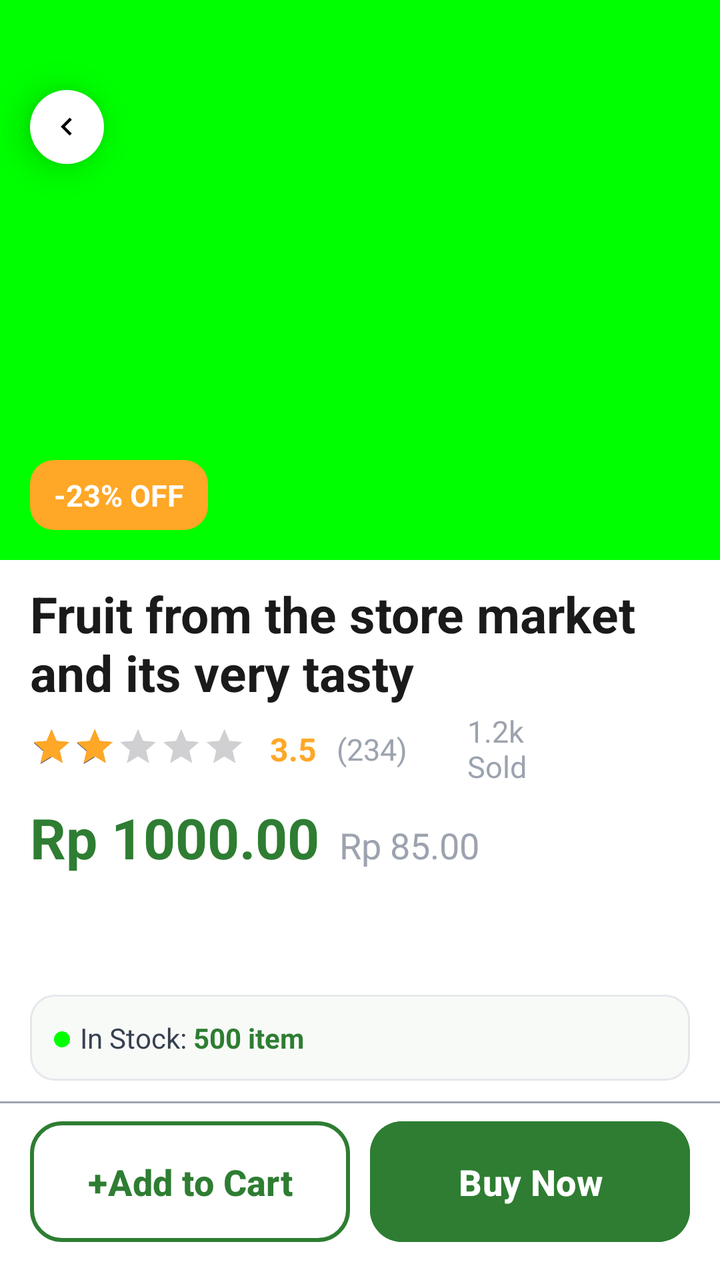
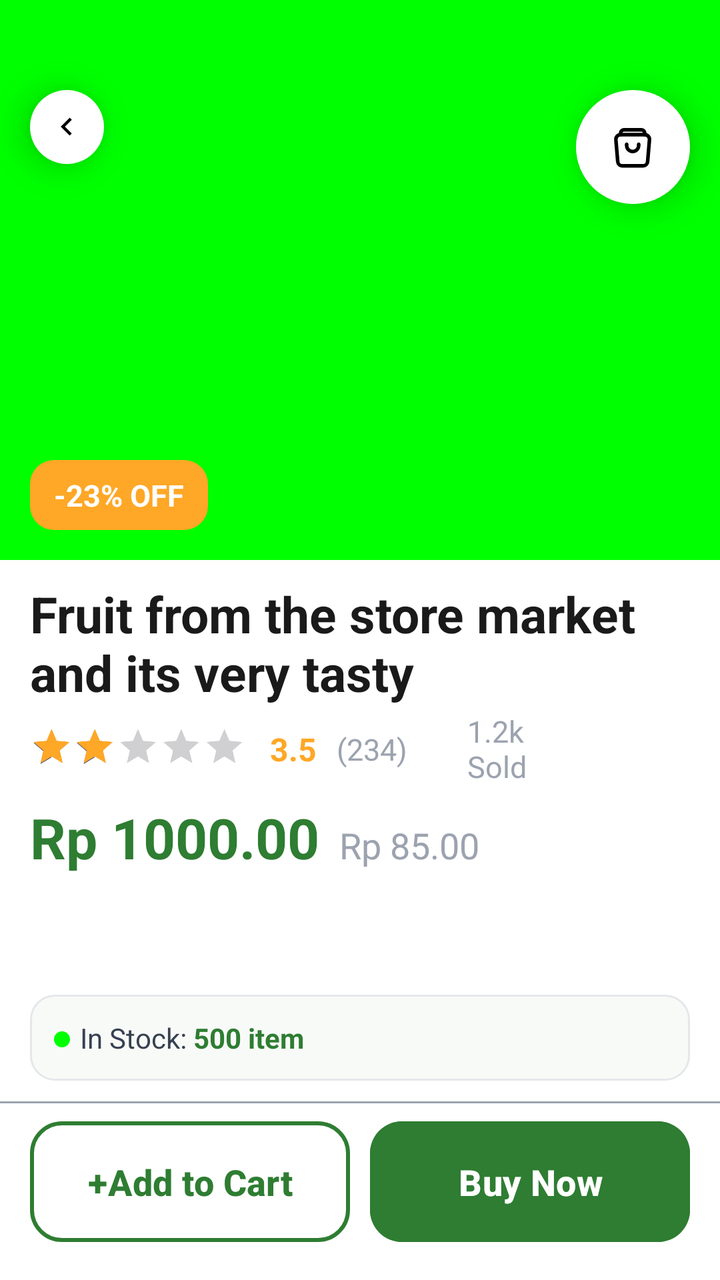

Before-and-after screenshots of an Android layout around one commit, followed by the original layout XML and the change that was made.
<!-- AndroidManifest.xml: application theme Theme.TaniMart -->
<!-- res/layout/activity_product_detail.xml -->
<?xml version="1.0" encoding="utf-8"?>
<androidx.constraintlayout.widget.ConstraintLayout xmlns:android="http://schemas.android.com/apk/res/android"
    xmlns:app="http://schemas.android.com/apk/res-auto"
    xmlns:tools="http://schemas.android.com/tools"
    android:id="@+id/main"
    android:layout_width="match_parent"
    android:layout_height="match_parent"
    android:background="@android:color/white"
    tools:context=".activities.ProductDetailActivity">
    
    <androidx.core.widget.NestedScrollView
        android:layout_width="0dp"
        android:layout_height="0dp"
        app:layout_constraintTop_toTopOf="parent"
        app:layout_constraintBottom_toTopOf="@id/buyLayout"
        app:layout_constraintStart_toStartOf="parent"
        app:layout_constraintEnd_toEndOf="parent">
        <LinearLayout
            android:layout_width="match_parent"
            android:layout_height="wrap_content"
            android:orientation="vertical">
            
            <FrameLayout
                android:layout_width="match_parent"
                android:layout_height="match_parent">
                
                <ImageView
                    android:id="@+id/productDetailImage"
                    android:layout_width="match_parent"
                    android:layout_height="280dp"
                    android:background="#00FF00"
                    android:scaleType="centerCrop"/>
                
                <com.google.android.material.button.MaterialButton
                    android:id="@+id/backButtonProductDetail"
                    android:layout_width="37dp"
                    android:layout_height="37dp"
                    android:insetTop="0dp"
                    android:insetBottom="0dp"
                    android:padding="0dp"
                    app:backgroundTint="@color/white"
                    app:cornerRadius="50dp"
                    app:icon="@drawable/outline_chevron_backward_24"
                    app:iconTint="@android:color/black"
                    app:iconGravity="textStart"
                    app:iconPadding="0dp"
                    android:translationX="15dp"
                    android:translationY="45dp"
                    android:translationZ="10dp"/>
                
                <TextView
                    android:id="@+id/productDiscountPill"
                    android:layout_width="wrap_content"
                    android:layout_height="35dp"
                    android:layout_margin="15dp"
                    android:background="@drawable/bg_discount_pill"
                    android:paddingHorizontal="12dp"
                    android:paddingVertical="4dp"
                    android:text="-23% OFF"
                    android:textColor="@android:color/white"
                    android:textStyle="bold"
                    android:textSize="15sp"
                    android:gravity="center"
                    android:layout_gravity="bottom"/>
            </FrameLayout>
            
            <LinearLayout
                android:layout_width="match_parent"
                android:layout_height="wrap_content"
                android:orientation="vertical"
                android:layout_marginHorizontal="15dp"
                android:layout_marginTop="10dp">
                
                <TextView
                    android:id="@+id/productTitleName"
                    android:layout_width="match_parent"
                    android:layout_height="wrap_content"
                    android:text="Fruit from the store market and its very tasty"
                    android:textSize="25sp"
                    android:textStyle="bold"
                    android:textColor="#1A1A1A"
                    android:maxLines="2"/>
                
                <LinearLayout
                    android:layout_width="match_parent"
                    android:layout_height="wrap_content"
                    android:orientation="horizontal"
                    android:translationY="-6dp">
                    
                    <RatingBar
                        android:id="@+id/productRatingBar"
                        android:layout_width="wrap_content"
                        android:layout_height="wrap_content"
                        android:isIndicator="true"
                        android:numStars="5"
                        android:padding="0dp"
                        android:progressTint="#FFA726"
                        android:rating="2"
                        android:scaleX="0.45"
                        android:scaleY="0.45"
                        android:stepSize="0.5"
                        android:translationX="-66dp"
                        android:layout_gravity="center_vertical"/>
                    
                    <TextView
                        android:id="@+id/productRatingNumber"
                        android:layout_width="wrap_content"
                        android:layout_height="wrap_content"
                        android:layout_gravity="center_vertical"
                        android:text="3.5"
                        android:textStyle="bold"
                        android:textSize="16sp"
                        android:textColor="@color/tani_orange"
                        android:translationX="-120dp"
                        android:translationY="-1dp"/>
                    
                    <TextView
                        android:id="@+id/reviewNumber"
                        android:layout_width="wrap_content"
                        android:layout_height="wrap_content"
                        android:layout_gravity="center_vertical"
                        android:text="(234)"
                        android:textColor="@color/tani_light_grey"
                        android:textSize="15sp"
                        android:translationX="-110dp"
                        android:translationY="-1dp"/>
                    
                    <TextView
                        android:id="@+id/soldNumber"
                        android:layout_width="wrap_content"
                        android:layout_height="wrap_content"
                        android:text="1.2k Sold"
                        android:textSize="15sp"
                        android:textColor="@color/tani_light_grey"
                        android:layout_gravity="center_vertical"
                        android:translationX="-80dp"
                        android:translationY="-1dp"/>
                </LinearLayout>
                
                <LinearLayout
                    android:layout_width="match_parent"
                    android:layout_height="wrap_content"
                    android:orientation="horizontal"
                    android:translationY="-10dp">
                    
                    <TextView
                        android:id="@+id/discountBasePrice"
                        android:layout_width="wrap_content"
                        android:layout_height="wrap_content"
                        android:text="Rp 1000.00"
                        android:textSize="28sp"
                        android:textColor="@color/tani_green"
                        android:textStyle="bold"
                        android:layout_marginRight="10dp"/>
                    
                    <TextView
                        android:id="@+id/cutPrice"
                        android:layout_width="match_parent"
                        android:layout_height="wrap_content"
                        android:text="Rp 85.00"
                        android:textColor="@color/tani_light_grey"
                        android:textSize="18sp"
                        android:visibility="visible"/>
                </LinearLayout>
                
                <androidx.recyclerview.widget.RecyclerView
                    android:id="@+id/pricePills"
                    android:layout_width="match_parent"
                    android:layout_height="35dp"/>
                
                <LinearLayout
                    android:layout_width="match_parent"
                    android:layout_height="wrap_content"
                    android:orientation="horizontal"
                    android:gravity="center_vertical"
                    android:padding="12dp"
                    android:background="@drawable/rounded_rectangle"
                    android:layout_gravity="center_vertical"
                    android:layout_marginTop="15dp">
                    <ImageView
                        android:id="@+id/stockAvailableSign"
                        android:layout_width="8dp"
                        android:layout_height="8dp"
                        android:src="@drawable/circle_icon_bg"
                        android:layout_gravity="center"
                        android:translationY="1dp"/>    
                    <TextView
                        android:id="@+id/productAvailability"
                        android:layout_width="wrap_content"
                        android:layout_height="wrap_content"
                        android:layout_marginStart="5dp"
                        android:textColor="#374151"
                        android:text="In Stock: " />   
                    <TextView
                        android:id="@+id/stockNumber"
                        android:layout_width="wrap_content"
                        android:layout_height="wrap_content"
                        android:textStyle="bold"
                        android:textColor="@color/tani_green"
                        android:text="500 item"
                        android:visibility="visible"/>    
                </LinearLayout>
            </LinearLayout>
            
            <LinearLayout
                android:layout_width="match_parent"
                android:layout_height="wrap_content"
                android:orientation="vertical"
                android:layout_marginHorizontal="15dp">
                <com.google.android.material.tabs.TabLayout
                    android:id="@+id/tabLayout"
                    android:layout_width="match_parent"
                    android:layout_height="wrap_content"
                    android:layout_marginTop="5dp"
                    app:tabIndicatorColor="@color/tani_green"
                    app:tabSelectedTextColor="@color/tani_green"
                    app:tabTextColor="@color/tani_dark_grey1"
                    android:layout_marginBottom="15dp"
                    android:background="@android:color/white"/>
                <TextView
                    android:id="@+id/productDetailDescription"
                    android:layout_width="match_parent"
                    android:layout_height="wrap_content"
                    android:text="Lorem ipsum dolor sit amet, consectetur adipiscing elit. Sed do eiusmod tempor incididunt ut labore et dolore magna aliqua. Ut enim ad minim veniam, quis nostrud exercitation ullamco laboris nisi ut aliquip ex ea commodo consequat. Duis aute irure dolor in reprehenderit in voluptate velit esse cillum dolore eu fugiat nulla pariatur. Excepteur sint occaecat cupidatat non proident, sunt in culpa qui officia deserunt mollit anim id est laborum. Lorem ipsum dolor sit amet, consectetur adipiscing elit. Integer nec odio. Praesent libero. Sed cursus ante dapibus diam. Sed nisi. Nulla quis sem at nibh elementum imperdiet."
                    android:textSize="18sp"
                    android:textColor="@color/tani_dark_grey2"
                    android:visibility="visible"
                    android:layout_marginHorizontal="5dp"/>

                <androidx.recyclerview.widget.RecyclerView
                    android:id="@+id/productDetailSpecification"
                    android:layout_width="match_parent"
                    android:layout_height="wrap_content"
                    android:visibility="gone"
                    android:layout_marginHorizontal="5dp"
                    android:nestedScrollingEnabled="false" />

                <androidx.recyclerview.widget.RecyclerView
                    android:id="@+id/productDetailReview"
                    android:layout_width="match_parent"
                    android:layout_height="wrap_content"
                    android:visibility="gone"
                    android:layout_marginHorizontal="5dp"/>
            </LinearLayout>
        </LinearLayout>
    </androidx.core.widget.NestedScrollView>
    <com.google.android.material.divider.MaterialDivider
        android:layout_width="match_parent"
        android:layout_height="1dp"
        app:dividerColor="@color/tani_light_grey"
        app:layout_constraintBottom_toTopOf="@+id/buyLayout"/>
    
    <LinearLayout
        android:id="@+id/buyLayout"
        android:layout_width="match_parent"
        android:layout_height="wrap_content"
        android:orientation="horizontal"
        android:layout_marginHorizontal="15dp"
        android:paddingBottom="15dp"
        android:paddingTop="5dp"
        app:layout_constraintBottom_toBottomOf="parent"
        android:background="@android:color/white">
        <com.google.android.material.button.MaterialButton
            android:id="@+id/productDetailToCart"
            android:layout_width="160dp"
            android:layout_height="wrap_content"
            android:padding="18dp"
            android:text="+Add to Cart"
            android:textSize="18sp"
            android:textStyle="bold"
            android:textColor="@color/tani_green"
            android:backgroundTint="@color/white"
            app:strokeWidth="2dp"
            app:strokeColor="@color/tani_green"
            app:cornerRadius="16dp"/>
        <View
            android:layout_width="0dp"
            android:layout_height="0dp"
            android:layout_weight="1" />

        <com.google.android.material.button.MaterialButton
            android:id="@+id/productDetailToCheckout"
            android:layout_width="160dp"
            android:layout_height="wrap_content"
            android:backgroundTint="@color/tani_green"
            android:padding="18dp"
            android:text="Buy Now"
            android:textColor="@color/white"
            android:textSize="18sp"
            android:textStyle="bold"
            app:cornerRadius="16dp" />

    </LinearLayout>

</androidx.constraintlayout.widget.ConstraintLayout>
<!-- resources referenced by this layout -->
<resources>
  <color name="white">#FFFFFFFF</color>
  <!-- drawable bg_discount_pill (drawable) -->
  <?xml version="1.0" encoding="utf-8"?>
  <shape xmlns:android="http://schemas.android.com/apk/res/android">
  
      <solid android:color="#FFA726"/>
      <corners android:radius="12dp"/>
  </shape>
  <!-- drawable circle_icon_bg (drawable) -->
  <shape xmlns:android="http://schemas.android.com/apk/res/android"
      android:shape="oval">
      <solid android:color="#00FF00" />
  </shape>
  <!-- drawable outline_chevron_backward_24 (drawable) -->
  <vector xmlns:android="http://schemas.android.com/apk/res/android" android:autoMirrored="true" android:height="24dp" android:tint="#000000" android:viewportHeight="960" android:viewportWidth="960" android:width="24dp">
        
      <path android:fillColor="@android:color/white" android:pathData="M560,720L320,480L560,240L616,296L432,480L616,664L560,720Z"/>
      
  </vector>
  <!-- drawable rounded_rectangle (drawable) -->
  <?xml version="1.0" encoding="utf-8"?>
  <shape xmlns:android="http://schemas.android.com/apk/res/android">
      <stroke android:color="#E5E7EB" android:width="1dp"/>
      <solid  android:color="#F8FAF8"/>
      <corners android:radius="12dp"/>
  </shape>
  <style name="Theme.TaniMart" parent="Base.Theme.TaniMart" />
  <style name="Base.Theme.TaniMart" parent="Theme.Material3.DayNight.NoActionBar">
          
          
      </style>
</resources>

<!-- the commit's change to res/layout/activity_product_detail.xml (unified diff, before → after) -->
@@ -32,7 +32,7 @@
                     android:scaleType="centerCrop"/>
                 
                 <com.google.android.material.button.MaterialButton
-                    android:id="@+id/backButtonProductDetail"
+                    android:id="@+id/productDetailBack"
                     android:layout_width="37dp"
                     android:layout_height="37dp"
                     android:insetTop="0dp"
@@ -45,6 +45,24 @@
                     app:iconGravity="textStart"
                     app:iconPadding="0dp"
                     android:translationX="15dp"
+                    android:translationY="45dp"
+                    android:translationZ="10dp"/>
+                <com.google.android.material.button.MaterialButton
+                    android:id="@+id/productToCart"
+                    android:layout_width="57dp"
+                    android:layout_height="57dp"
+                    android:insetTop="0dp"
+                    android:insetBottom="0dp"
+                    android:padding="0dp"
+                    app:backgroundTint="@color/white"
+                    app:cornerRadius="50dp"
+                    app:icon="@drawable/cart_svg_com"
+                    app:iconTint="@android:color/black"
+                    app:iconSize="30dp"
+                    app:iconGravity="textStart"
+                    app:iconPadding="0dp"
+                    android:layout_gravity="end"
+                    android:translationX="-15dp"
                     android:translationY="45dp"
                     android:translationZ="10dp"/>
                 
@@ -241,6 +259,74 @@
                     android:layout_height="wrap_content"
                     android:visibility="gone"
                     android:layout_marginHorizontal="5dp"/>
+            </LinearLayout>
+            
+            <LinearLayout
+                android:layout_width="match_parent"
+                android:layout_height="wrap_content"
+                android:orientation="horizontal"
+                android:gravity="center_vertical"
+                android:layout_margin="16dp">
+                
+                <TextView
+                    android:layout_width="wrap_content"
+                    android:layout_height="wrap_content"
+                    android:text="Quantity"
+                    android:textColor="@color/tani_black"
+                    android:textStyle="bold"
+                    android:textSize="15sp"/>
+                <View
+                    android:layout_width="wrap_content"
+                    android:layout_height="wrap_content"
+                    android:layout_weight="1"/>
+                
+                <com.google.android.material.card.MaterialCardView
+                    android:layout_width="110dp"
+                    android:layout_height="40dp"
+                    app:cardCornerRadius="12dp"
+                    app:strokeColor="#E5E7EB"
+                    app:strokeWidth="1dp"
+                    app:cardElevation="0dp">
+                    <LinearLayout
+                        android:layout_width="match_parent"
+                        android:layout_height="match_parent"
+                        android:orientation="horizontal"
+                        android:gravity="center"
+                        android:background="@android:color/white">
+                        
+                        <TextView
+                            android:id="@+id/minusButton"
+                            android:layout_width="0dp"
+                            android:layout_height="match_parent"
+                            android:layout_weight="1"
+                            android:gravity="center"
+                            android:text="−"
+                            android:textSize="18sp"
+                            android:textColor="@color/tani_green"/>
+                        
+                        <TextView
+                            android:id="@+id/cartQuantity"
+                            android:layout_width="0dp"
+                            android:layout_height="match_parent"
+                            android:layout_weight="1"
+                            android:textColor="@color/tani_black"
+                            android:gravity="center"
+                            android:text="1"
+                            android:textStyle="bold"/>
+                        
+                        <TextView
+                            android:id="@+id/plusButton"
+                            android:layout_width="0dp"
+                            android:layout_height="match_parent"
+                            android:layout_weight="1"
+                            android:gravity="center"
+                            android:text="+"
+                            android:textSize="18sp"
+                            android:textColor="@color/tani_green"/>
+                    </LinearLayout>
+
+                </com.google.android.material.card.MaterialCardView>
+
             </LinearLayout>
         </LinearLayout>
     </androidx.core.widget.NestedScrollView>
<!-- resource entries referenced after the edit -->
@@ -8,6 +8,7 @@
       <solid android:color="#FFA726"/>
       <corners android:radius="12dp"/>
   </shape>
+  <!-- drawable cart_svg_com: vector/xml drawable (drawable, 2306 chars, omitted) -->
   <!-- drawable circle_icon_bg (drawable) -->
   <shape xmlns:android="http://schemas.android.com/apk/res/android"
       android:shape="oval">
